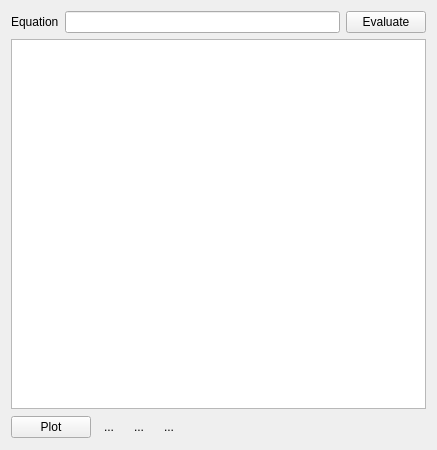
Old version of the form ui/AWGUi.ui in the repository MonroeQuantumNetworks/IonControl.
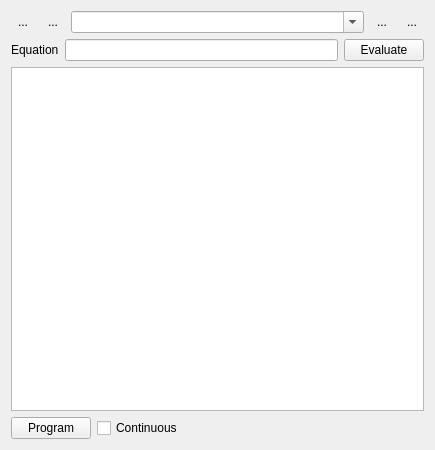
New version of the form. Icons and pictures are not drawn.

What changed in the file:
```diff
--- a/ui/AWGUi.ui
+++ b/ui/AWGUi.ui
@@ -6,7 +6,7 @@
    <rect>
     <x>0</x>
     <y>0</y>
-    <width>437</width>
+    <width>435</width>
     <height>450</height>
    </rect>
   </property>
@@ -14,6 +14,103 @@
    <string>AWG</string>
   </property>
   <layout class="QVBoxLayout" name="verticalLayout_2">
+   <item>
+    <layout class="QHBoxLayout" name="horizontalLayout_2">
+     <item>
+      <widget class="QToolButton" name="exportXmlButton">
+       <property name="text">
+        <string>...</string>
+       </property>
+       <property name="icon">
+        <iconset resource="Experiment.qrc">
+         <normaloff>:/kde/icons/ExportToXMLFile-48.png</normaloff>:/kde/icons/ExportToXMLFile-48.png</iconset>
+       </property>
+       <property name="autoRaise">
+        <bool>true</bool>
+       </property>
+      </widget>
+     </item>
+     <item>
+      <widget class="QToolButton" name="removeButton">
+       <property name="minimumSize">
+        <size>
+         <width>0</width>
+         <height>0</height>
+        </size>
+       </property>
+       <property name="text">
+        <string>...</string>
+       </property>
+       <property name="icon">
+        <iconset resource="Experiment.qrc">
+         <normaloff>:/openicon/icons/edit-clear-locationbar-ltr.png</normaloff>:/openicon/icons/edit-clear-locationbar-ltr.png</iconset>
+       </property>
+       <property name="iconSize">
+        <size>
+         <width>16</width>
+         <height>16</height>
+        </size>
+       </property>
+       <property name="autoRaise">
+        <bool>true</bool>
+       </property>
+      </widget>
+     </item>
+     <item>
+      <widget class="QComboBox" name="comboBox">
+       <property name="contextMenuPolicy">
+        <enum>Qt::ActionsContextMenu</enum>
+       </property>
+       <property name="editable">
+        <bool>true</bool>
+       </property>
+       <property name="maxVisibleItems">
+        <number>100</number>
+       </property>
+      </widget>
+     </item>
+     <item>
+      <widget class="QToolButton" name="saveButton">
+       <property name="toolTip">
+        <string>Save current</string>
+       </property>
+       <property name="text">
+        <string notr="true">...</string>
+       </property>
+       <property name="icon">
+        <iconset resource="Experiment.qrc">
+         <normaloff>:/kde/icons/filesave.png</normaloff>:/kde/icons/filesave.png</iconset>
+       </property>
+       <property name="iconSize">
+        <size>
+         <width>16</width>
+         <height>16</height>
+        </size>
+       </property>
+       <property name="autoRaise">
+        <bool>true</bool>
+       </property>
+      </widget>
+     </item>
+     <item>
+      <widget class="QToolButton" name="reloadButton">
+       <property name="toolTip">
+        <string>reload</string>
+       </property>
+       <property name="text">
+        <string>...</string>
+       </property>
+       <property name="icon">
+        <iconset resource="Experiment.qrc">
+         <normaloff>:/openicon/icons/document-revert-5.png</normaloff>:/openicon/icons/document-revert-5.png</iconset>
+       </property>
+       <property name="autoRaise">
+        <bool>true</bool>
+       </property>
+      </widget>
+     </item>
+    </layout>
+   </item>
    <item>
     <layout class="QGridLayout" name="gridLayout">
      <item row="0" column="1">
@@ -50,79 +147,14 @@
      <item>
       <widget class="QPushButton" name="plotButton">
        <property name="text">
-        <string>Plot</string>
+        <string>Program</string>
        </property>
       </widget>
      </item>
      <item>
-      <widget class="QToolButton" name="removePlotButton">
-       <property name="minimumSize">
-        <size>
-         <width>24</width>
-         <height>24</height>
-        </size>
-       </property>
-       <property name="toolTip">
-        <string>remove fit or plot from trace</string>
-       </property>
-       <property name="statusTip">
-        <string/>
-       </property>
+      <widget class="QCheckBox" name="continuousCheckBox">
        <property name="text">
-        <string>...</string>
-       </property>
-       <property name="icon">
-        <iconset resource="Experiment.qrc">
-         <normaloff>:/openicon/icons/edit-delete-6.png</normaloff>:/openicon/icons/edit-delete-6.png</iconset>
-       </property>
-       <property name="autoRaise">
-        <bool>true</bool>
-       </property>
-      </widget>
-     </item>
-     <item>
-      <widget class="QToolButton" name="extractButton">
-       <property name="minimumSize">
-        <size>
-         <width>24</width>
-         <height>24</height>
-        </size>
-       </property>
-       <property name="toolTip">
-        <string>copy the fit from the first selected trace</string>
-       </property>
-       <property name="text">
-        <string>...</string>
-       </property>
-       <property name="icon">
-        <iconset resource="Experiment.qrc">
-         <normaloff>:/openicon/icons/color-picker-black.png</normaloff>:/openicon/icons/color-picker-black.png</iconset>
-       </property>
-       <property name="autoRaise">
-        <bool>true</bool>
-       </property>
-      </widget>
-     </item>
-     <item>
-      <widget class="QToolButton" name="copyButton">
-       <property name="minimumSize">
-        <size>
-         <width>24</width>
-         <height>24</height>
-        </size>
-       </property>
-       <property name="toolTip">
-        <string>copy fitted values to start values</string>
-       </property>
-       <property name="text">
-        <string>...</string>
-       </property>
-       <property name="icon">
-        <iconset resource="Experiment.qrc">
-         <normaloff>:/openicon/icons/arrow-left-2.png</normaloff>:/openicon/icons/arrow-left-2.png</iconset>
-       </property>
-       <property name="autoRaise">
-        <bool>true</bool>
+        <string>Continuous</string>
        </property>
       </widget>
      </item>
```
Left out of the diff: 27 changed lines with no effect on the pictures.
